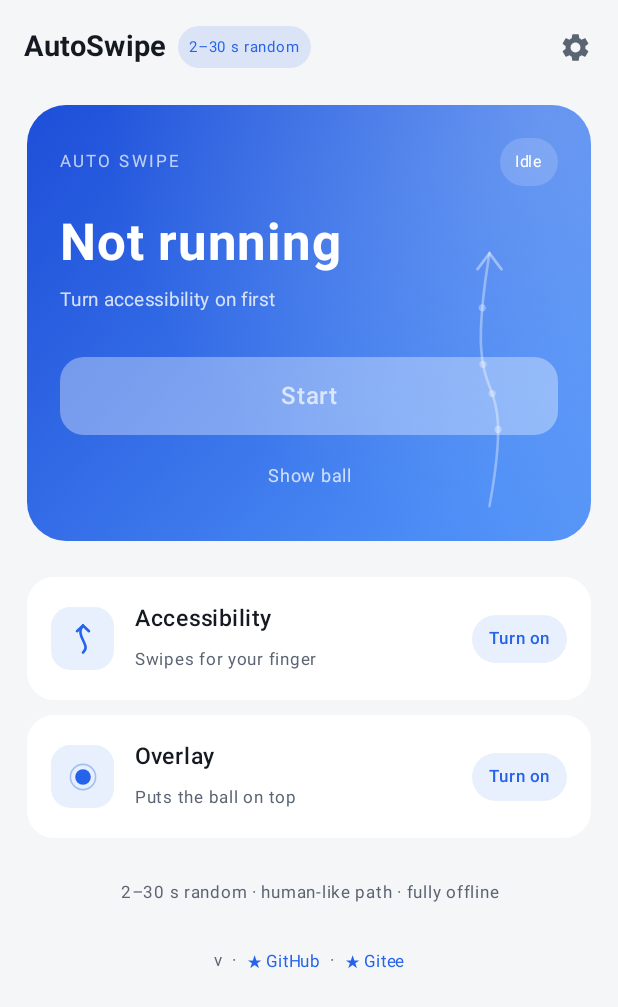
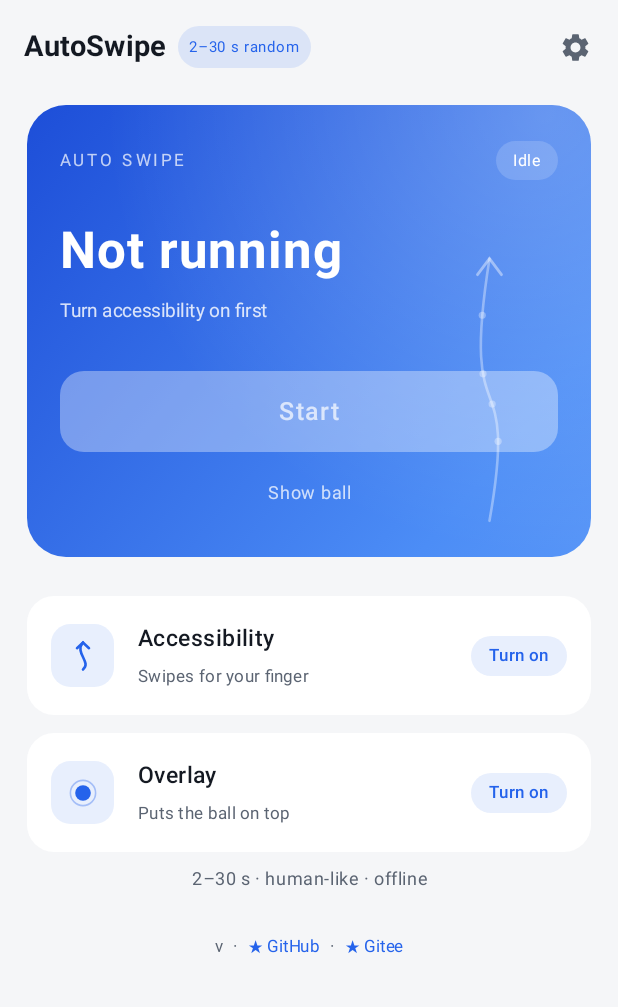
Before and after one commit to neurotracee/auto-swipe, an Android app built with Jetpack Compose: the screen it shows after launch (MainActivity), on a phone screen of 412 x 824 dp. Shown: the top 1007 px of the screen. Run offline under Robolectric (Android 15) with nearby library versions, the phone set to English and light mode, and no system bars.

Commit message:
style(ui): 重排首页字距与行距，README 下载与安装前置（1.0.4.1）

```diff
--- a/app/build.gradle.kts
+++ b/app/build.gradle.kts
@@ -15,7 +15,7 @@ val keystoreProps = Properties().apply {
 // 小修小改只递增最后一段，功能级改动才动第三段。
 // versionCode 由 versionName 直接算出来，只改这一个字符串即可。
 // 映射：主*1000000 + 次*10000 + 修订*100 + 补丁（例：1.0.0.1 → 1000001）。
-val appVersionName = "1.0.4.0"
+val appVersionName = "1.0.4.1"
 val appVersionCode = appVersionName
     .split(".")
     .map { it.trim().toInt() }
--- a/app/src/main/java/com/neurotracee/autoswipe/ui/HomeScreen.kt
+++ b/app/src/main/java/com/neurotracee/autoswipe/ui/HomeScreen.kt
@@ -74,7 +74,7 @@ fun HomeScreen(
             onToggleBall = onToggleBall
         )
 
-        Spacer(Modifier.height(24.dp))
+        Spacer(Modifier.height(26.dp))
         PermissionRow(
             glyph = Glyph.Swipe,
             title = tr("无障碍服务", "Accessibility"),
@@ -82,7 +82,7 @@ fun HomeScreen(
             done = accessibilityOn,
             onOpen = onOpenAccessibility
         )
-        Spacer(Modifier.height(10.dp))
+        Spacer(Modifier.height(12.dp))
         PermissionRow(
             glyph = Glyph.Ball,
             title = tr("悬浮窗权限", "Overlay"),
@@ -91,19 +91,21 @@ fun HomeScreen(
             onOpen = onOpenOverlay
         )
 
-        Spacer(Modifier.height(24.dp))
+        Spacer(Modifier.height(8.dp))
         Text(
             tr(
                 "2–30 秒随机 · 拟人轨迹 · 全程离线",
-                "2–30 s random · human-like path · fully offline"
+                "2–30 s · human-like · offline"
             ),
-            fontSize = 11.5.sp,
+            fontSize = 12.sp,
+            lineHeight = 20.sp,
+            letterSpacing = 0.4.sp,
             color = MaterialTheme.colorScheme.onSurfaceVariant,
             modifier = Modifier.fillMaxWidth(),
             textAlign = TextAlign.Center
         )
 
-        Spacer(Modifier.height(22.dp))
+        Spacer(Modifier.height(26.dp))
         Footer(onOpenRepo = onOpenRepo, onOpenGitee = onOpenGitee)
         Spacer(Modifier.height(14.dp))
     }
@@ -166,13 +168,14 @@ private fun HeroCard(
             drawSwipeTrail(size.width * 0.82f, size.height * 0.34f, size.height * 0.92f)
         }
 
-        Column(Modifier.padding(horizontal = 22.dp, vertical = 22.dp)) {
+        Column(Modifier.padding(horizontal = 22.dp, vertical = 24.dp)) {
             Row(verticalAlignment = Alignment.CenterVertically) {
                 Text(
                     tr("自动翻页", "AUTO SWIPE"),
                     fontSize = 11.sp,
-                    letterSpacing = 2.sp,
-                    color = Color.White.copy(alpha = 0.7f)
+                    lineHeight = 16.sp,
+                    letterSpacing = 2.4.sp,
+                    color = Color.White.copy(alpha = 0.72f)
                 )
                 Spacer(Modifier.weight(1f))
                 Surface(
@@ -181,24 +184,39 @@ private fun HeroCard(
                 ) {
                     Text(
                         if (running) tr("运行中", "Running") else tr("待机", "Idle"),
-                        Modifier.padding(horizontal = 10.dp, vertical = 4.dp),
+                        Modifier.padding(horizontal = 11.dp, vertical = 5.dp),
                         fontSize = 10.5.sp,
+                        lineHeight = 15.sp,
+                        letterSpacing = 0.6.sp,
                         color = Color.White
                     )
                 }
             }
 
-            Spacer(Modifier.height(18.dp))
-            Text(title, fontSize = 34.sp, fontWeight = FontWeight.Bold, color = Color.White)
-            Spacer(Modifier.height(6.dp))
-            Text(sub, fontSize = 12.5.sp, color = Color.White.copy(alpha = 0.8f))
+            Spacer(Modifier.height(26.dp))
+            Text(
+                title,
+                fontSize = 34.sp,
+                lineHeight = 42.sp,
+                letterSpacing = 0.6.sp,
+                fontWeight = FontWeight.Bold,
+                color = Color.White
+            )
+            Spacer(Modifier.height(10.dp))
+            Text(
+                sub,
+                fontSize = 12.5.sp,
+                lineHeight = 19.sp,
+                letterSpacing = 0.3.sp,
+                color = Color.White.copy(alpha = 0.82f)
+            )
 
-            Spacer(Modifier.height(26.dp))
+            Spacer(Modifier.height(30.dp))
             val btnBg = if (accessibilityOn) Color.White else Color.White.copy(alpha = 0.35f)
             Box(
                 Modifier
                     .fillMaxWidth()
-                    .height(52.dp)
+                    .height(54.dp)
                     .clip(RoundedCornerShape(16.dp))
                     .background(btnBg)
                     .clickable(enabled = accessibilityOn) { if (running) onStop() else onStart() },
@@ -206,21 +224,25 @@ private fun HeroCard(
             ) {
                 Text(
                     if (running) tr("暂停", "Pause") else tr("开始翻页", "Start"),
-                    fontSize = 16.sp,
+                    fontSize = 16.5.sp,
+                    lineHeight = 22.sp,
+                    letterSpacing = 1.2.sp,
                     fontWeight = FontWeight.SemiBold,
                     color = if (accessibilityOn) Color(0xFF33406B) else Color.White.copy(alpha = 0.7f)
                 )
             }
-            Spacer(Modifier.height(6.dp))
+            Spacer(Modifier.height(8.dp))
             Text(
                 if (ballVisible) tr("隐藏小球", "Hide ball") else tr("显示小球", "Show ball"),
                 fontSize = 12.sp,
+                lineHeight = 18.sp,
+                letterSpacing = 0.5.sp,
                 color = Color.White.copy(alpha = 0.75f),
                 textAlign = TextAlign.Center,
                 modifier = Modifier
                     .fillMaxWidth()
                     .clickable { onToggleBall() }
-                    .padding(vertical = 9.dp)
+                    .padding(vertical = 10.dp)
             )
         }
     }
@@ -279,7 +301,7 @@ private fun PermissionRow(
         modifier = Modifier.fillMaxWidth().clickable { onOpen() }
     ) {
         Row(
-            Modifier.padding(horizontal = 16.dp, vertical = 15.dp),
+            Modifier.padding(horizontal = 16.dp, vertical = 17.dp),
             verticalAlignment = Alignment.CenterVertically
         ) {
             Box(
@@ -322,16 +344,24 @@ private fun PermissionRow(
                     }
                 }
             }
-            Spacer(Modifier.width(14.dp))
+            Spacer(Modifier.width(16.dp))
             Column(Modifier.weight(1f)) {
                 Text(
                     title,
-                    fontSize = 15.sp,
+                    fontSize = 15.5.sp,
+                    lineHeight = 22.sp,
+                    letterSpacing = 0.3.sp,
                     fontWeight = FontWeight.SemiBold,
                     color = MaterialTheme.colorScheme.onSurface
                 )
-                Spacer(Modifier.height(3.dp))
-                Text(hint, fontSize = 11.5.sp, color = MaterialTheme.colorScheme.onSurfaceVariant)
+                Spacer(Modifier.height(5.dp))
+                Text(
+                    hint,
+                    fontSize = 11.5.sp,
+                    lineHeight = 17.sp,
+                    letterSpacing = 0.2.sp,
+                    color = MaterialTheme.colorScheme.onSurfaceVariant
+                )
             }
             Surface(
                 shape = RoundedCornerShape(999.dp),
@@ -339,8 +369,10 @@ private fun PermissionRow(
             ) {
                 Text(
                     if (done) tr("已开", "On") else tr("去开", "Turn on"),
-                    Modifier.padding(horizontal = 11.dp, vertical = 4.dp),
+                    Modifier.padding(horizontal = 12.dp, vertical = 5.dp),
                     fontSize = 11.sp,
+                    lineHeight = 16.sp,
+                    letterSpacing = 0.4.sp,
                     fontWeight = FontWeight.Medium,
                     color = if (done) SuccessGreen else BrandBlue
                 )
@@ -371,18 +403,28 @@ private fun Footer(onOpenRepo: () -> Unit, onOpenGitee: () -> Unit) {
         horizontalArrangement = Arrangement.Center,
         verticalAlignment = Alignment.CenterVertically
     ) {
-        Text("v" + BuildConfig.VERSION_NAME, fontSize = 11.sp, color = MaterialTheme.colorScheme.onSurfaceVariant)
-        Text("  ·  ", fontSize = 11.sp, color = MaterialTheme.colorScheme.onSurfaceVariant)
+        Text(
+            "v" + BuildConfig.VERSION_NAME,
+            fontSize = 11.sp,
+            lineHeight = 18.sp,
+            letterSpacing = 0.4.sp,
+            color = MaterialTheme.colorScheme.onSurfaceVariant
+        )
+        Text("  ·  ", fontSize = 11.sp, lineHeight = 18.sp, color = MaterialTheme.colorScheme.onSurfaceVariant)
         Text(
             "★ GitHub",
             fontSize = 11.sp,
+            lineHeight = 18.sp,
+            letterSpacing = 0.4.sp,
             color = MaterialTheme.colorScheme.primary,
             modifier = Modifier.clickable { onOpenRepo() }
         )
-        Text("  ·  ", fontSize = 11.sp, color = MaterialTheme.colorScheme.onSurfaceVariant)
+        Text("  ·  ", fontSize = 11.sp, lineHeight = 18.sp, color = MaterialTheme.colorScheme.onSurfaceVariant)
         Text(
             "★ Gitee",
             fontSize = 11.sp,
+            lineHeight = 18.sp,
+            letterSpacing = 0.4.sp,
             color = MaterialTheme.colorScheme.primary,
             modifier = Modifier.clickable { onOpenGitee() }
         )
```
Also changed, not shown: 9 other files.
